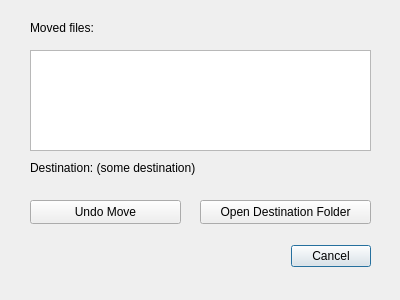
The window that src/quick_move/recent_move_dialog.ui (1j01/quick-move) describes before a commit, drawn with Qt 5.
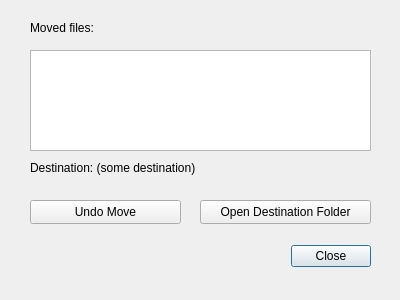
The same window after the commit.

Commit message: Change "Cancel" button to "Close" in Recent Move dialog

What changed in the file:
```diff
--- a/src/quick_move/recent_move_dialog.ui
+++ b/src/quick_move/recent_move_dialog.ui
@@ -26,7 +26,7 @@
     <enum>Qt::Horizontal</enum>
    </property>
    <property name="standardButtons">
-    <set>QDialogButtonBox::Cancel</set>
+    <set>QDialogButtonBox::Close</set>
    </property>
   </widget>
   <widget class="QPushButton" name="undoMoveButton">
```
